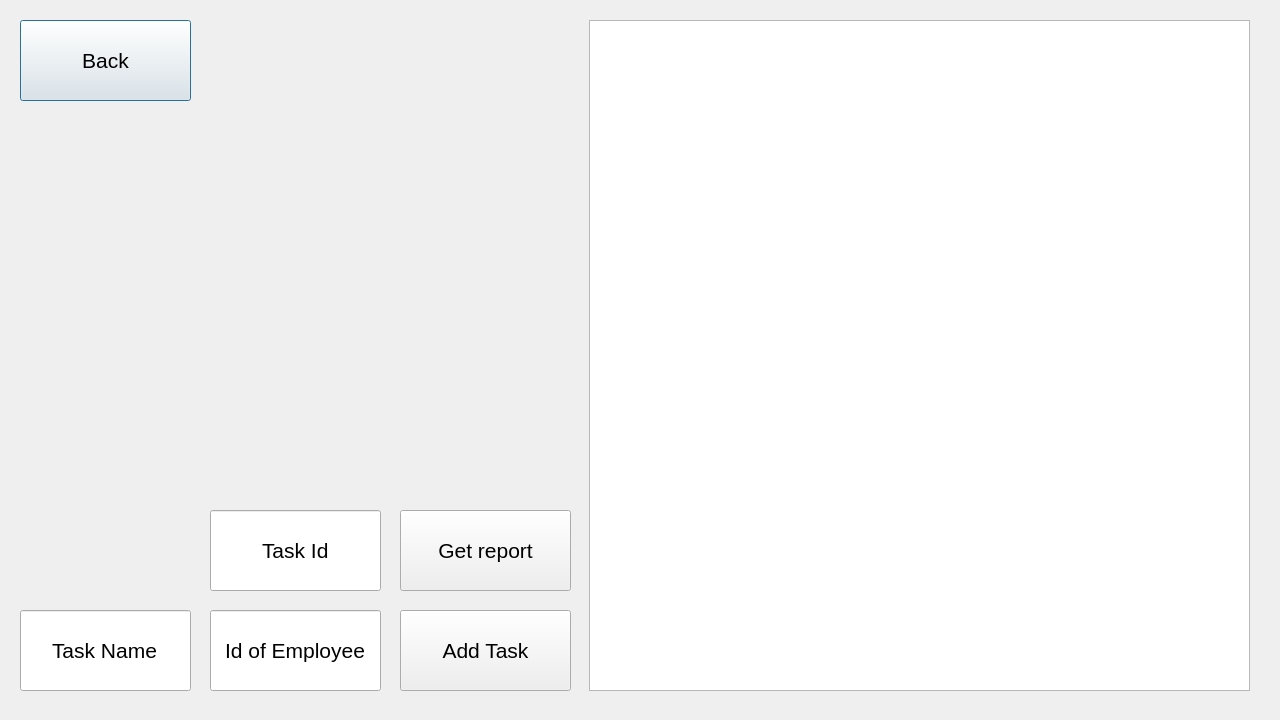
First picture: the form in Sem_2/Labs/automated_workstation/ChiefDesk/tasksview.ui, repository Meidori/PSTU_Labs_2023, before the edit.
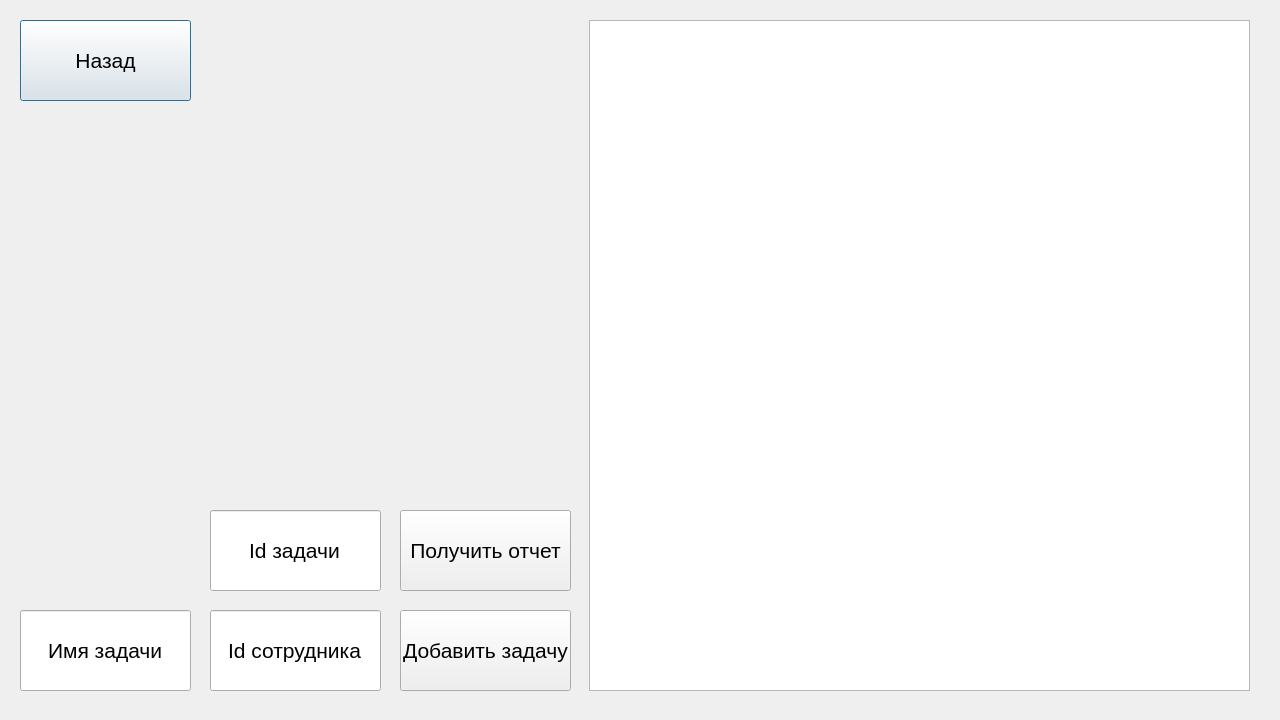
Second picture: the form after the edit.

Patch:
```diff
--- a/Sem_2/Labs/automated_workstation/ChiefDesk/tasksview.ui
+++ b/Sem_2/Labs/automated_workstation/ChiefDesk/tasksview.ui
@@ -28,7 +28,7 @@
     </font>
    </property>
    <property name="text">
-    <string>Back</string>
+    <string>Назад</string>
    </property>
   </widget>
   <widget class="QTableView" name="tasksTableView">
@@ -56,7 +56,7 @@
     </font>
    </property>
    <property name="text">
-    <string>Add Task</string>
+    <string>Добавить задачу</string>
    </property>
   </widget>
   <widget class="QLineEdit" name="taskNameLineEdit">
@@ -74,7 +74,7 @@
     </font>
    </property>
    <property name="text">
-    <string>Task Name</string>
+    <string>Имя задачи</string>
    </property>
    <property name="alignment">
     <set>Qt::AlignCenter</set>
@@ -95,7 +95,7 @@
     </font>
    </property>
    <property name="text">
-    <string>Id of Employee</string>
+    <string>Id сотрудника</string>
    </property>
    <property name="alignment">
     <set>Qt::AlignCenter</set>
@@ -116,7 +116,7 @@
     </font>
    </property>
    <property name="text">
-    <string>Get report</string>
+    <string>Получить отчет</string>
    </property>
   </widget>
   <widget class="QLineEdit" name="taskIdLineEdit">
@@ -134,7 +134,7 @@
     </font>
    </property>
    <property name="text">
-    <string>Task Id</string>
+    <string>Id задачи</string>
    </property>
    <property name="alignment">
     <set>Qt::AlignCenter</set>
```
